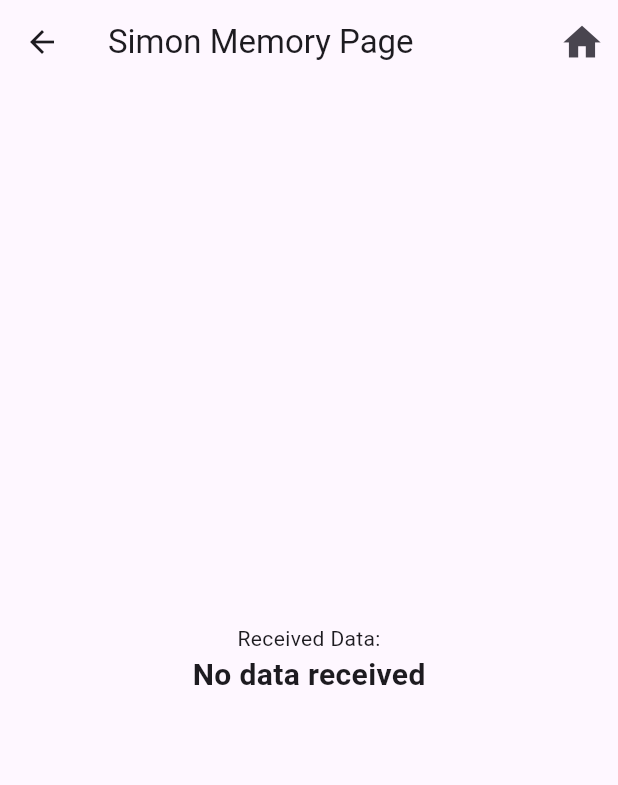
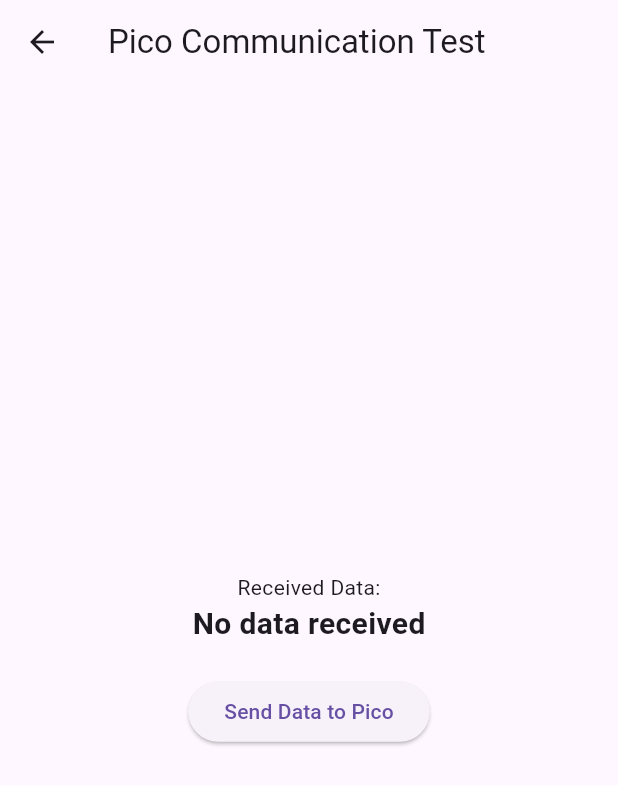
Before and after one commit to muppalareshmitha/mind_mosaic_tewh, a Flutter app: the SimonMemoryPage screen opened by its route, on a phone screen of 412 x 824 dp. Shown: the top 785 px of the screen. Run offline on Flutter 3.47's test engine with Material 3 defaults, Android fonts, the phone set to English and light mode, and no system bars; our stand-ins replace firebase_auth, firebase_core, video_player; accounts and stored records are empty.

Commit message:
Pico Communication Test

```diff
--- a/lib/pages/game_pages/simon_memory.dart
+++ b/lib/pages/game_pages/simon_memory.dart
@@ -1,68 +1,64 @@
-// ignore_for_file: prefer_const_literals_to_create_immutables, prefer_const_constructors, avoid_print
-
 import 'dart:io';
 import 'package:flutter/material.dart';
 
 class SimonMemoryPage extends StatefulWidget {
-  const SimonMemoryPage({super.key});
-
   @override
-  State<SimonMemoryPage> createState() => SimonMemoryPageState();
+  _SimonMemoryPageState createState() => _SimonMemoryPageState();
 }
 
-class SimonMemoryPageState extends State<SimonMemoryPage> {
-  ServerSocket? serverSocket;
-  Socket? socket;
+class _SimonMemoryPageState extends State<SimonMemoryPage> {
+  late File serialPort;
+  late IOSink serialSink;
   String receivedData = 'No data received';
 
   @override
   void initState() {
     super.initState();
-    initServer();
+    initSerialCommunication();
   }
 
-  void initServer() async {
-    serverSocket = await ServerSocket.bind('192.168.1.100', 12345); // Need to replace with Pico's IP and Port
-    serverSocket?.listen((Socket client) {
-      socket = client;
-      socket?.listen(
+  void initSerialCommunication() async {
+    serialPort = File('/dev/ttyUSB0'); // Replace with serial port of USB-to-Serial adapter
+    serialSink = serialPort.openWrite();
+    receivedData = 'No data received';
+
+    // Set up a listener for receiving data
+    serialPort.openRead().listen(
       (List<int> data) {
-          // Handle received data
         String message = String.fromCharCodes(data);
         setState(() {
           receivedData = message;
         });
+
+        // Echo the received data back to the Raspberry Pi Pico
+        sendData(message);
+      },
+      onDone: () {
+        print('Serial port closed');
       },
       onError: (error) {
         print('Error: $error');
       },
-        onDone: () {
-          print('Connection closed');
-        },
+      cancelOnError: true,
     );
-    });
+  }
+
+  void sendData(String data) {
+    serialSink.write(data);
+    serialSink.flush();
   }
 
   @override
   void dispose() {
-    serverSocket?.close();
-    socket?.close();
+    serialSink.close();
     super.dispose();
   }
+
   @override
   Widget build(BuildContext context) {
     return Scaffold(
       appBar: AppBar(
-        title: Text("Simon Memory Page"),
-        actions: [
-          IconButton(
-            icon: Icon(Icons.home),
-            iconSize: 30,
-            onPressed: () {
-              Navigator.popUntil(context, ModalRoute.withName('/'));
-            },
-          ),
-        ],
+        title: Text('Pico Communication Test'),
       ),
       body: Center(
         child: Column(
@@ -75,6 +71,14 @@ class SimonMemoryPageState extends State<SimonMemoryPage> {
               receivedData,
               style: TextStyle(fontSize: 20, fontWeight: FontWeight.bold),
             ),
+            SizedBox(height: 20),
+            ElevatedButton(
+              onPressed: () {
+                // Send a sample command to the Pico
+                sendData('Hello, Pico!');
+              },
+              child: Text('Send Data to Pico'),
+            ),
           ],
         ),
       ),
```
Lines whose indentation alone changed are shown as unchanged.
